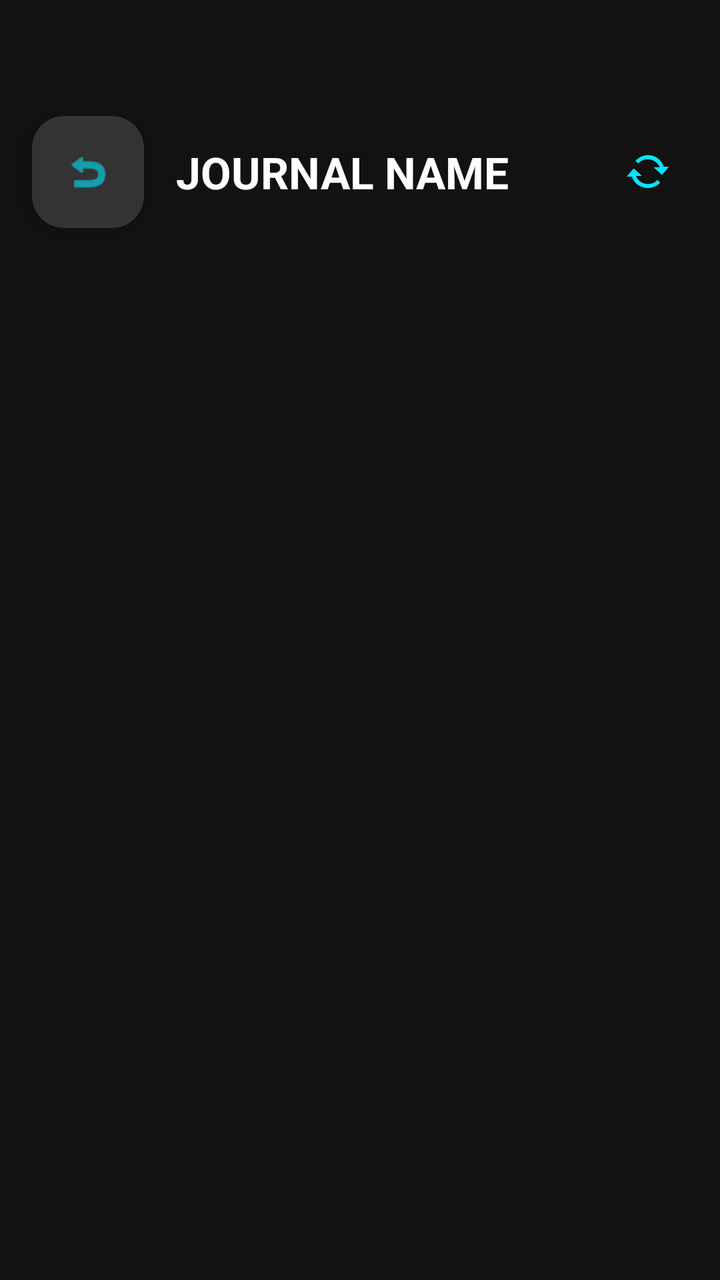
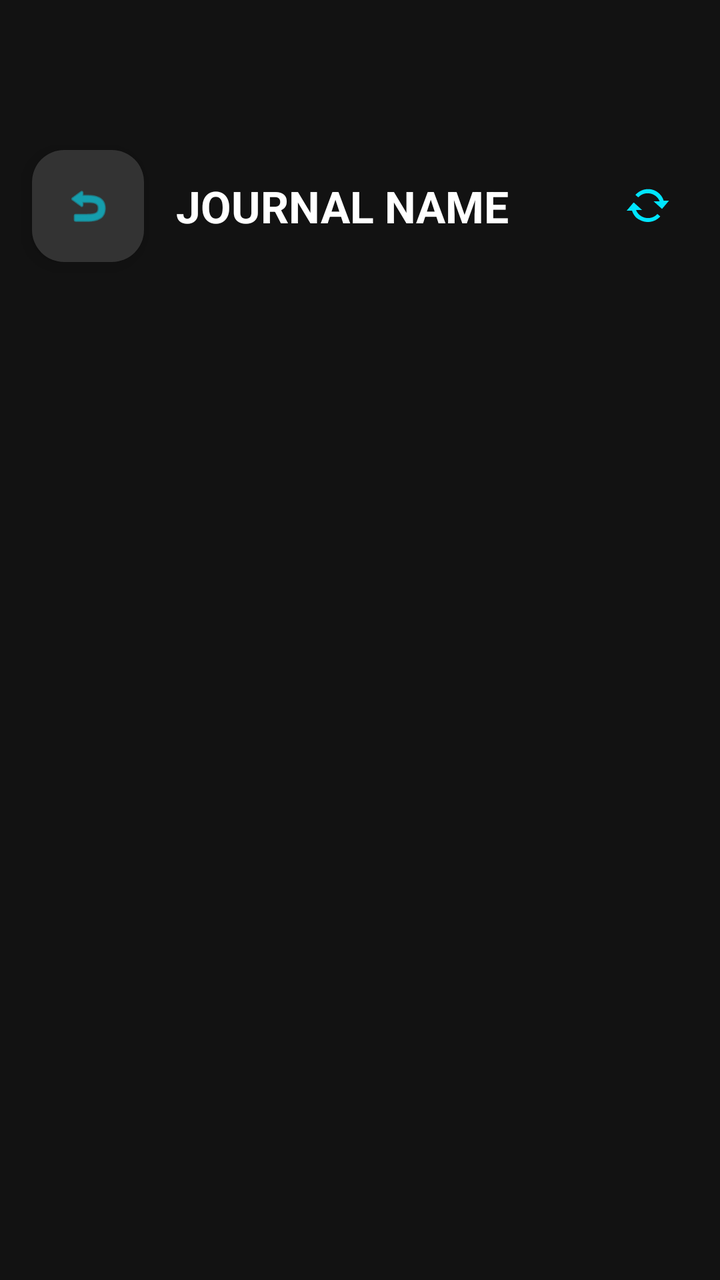

An Android layout rendered at two revisions. The XML below is the earlier revision; the diff shows what the commit changed to produce the second picture.
<!-- AndroidManifest.xml: application theme Theme.MBM -->
<!-- res/layout/activity_main.xml -->
<?xml version="1.0" encoding="utf-8"?>
<androidx.constraintlayout.widget.ConstraintLayout
    xmlns:android="http://schemas.android.com/apk/res/android"
    xmlns:app="http://schemas.android.com/apk/res-auto"
    xmlns:tools="http://schemas.android.com/tools"
    android:layout_width="match_parent"
    android:layout_height="match_parent"
    android:background="#121212"
    tools:context=".MainActivity">

    <androidx.constraintlayout.widget.Guideline
        android:id="@+id/ceiling_guideline"
        android:layout_width="wrap_content"
        android:layout_height="wrap_content"
        android:orientation="horizontal"
        app:layout_constraintGuide_begin="50dp" />

    <com.google.android.material.floatingactionbutton.FloatingActionButton
        android:id="@+id/fab_back_to_dashboard"
        android:layout_width="wrap_content"
        android:layout_height="wrap_content"
        android:layout_marginStart="16dp"
        android:layout_marginTop="8dp"
        app:backgroundTint="#333333"
        app:fabSize="mini"
        app:layout_constraintStart_toStartOf="parent"
        app:layout_constraintTop_toBottomOf="@id/ceiling_guideline"
        app:srcCompat="@android:drawable/ic_menu_revert"
        app:tint="#00E5FF" />

    <TextView
        android:id="@+id/tv_journal_title"
        android:layout_width="0dp"
        android:layout_height="wrap_content"
        android:layout_marginStart="16dp"
        android:layout_marginEnd="8dp"
        android:text="JOURNAL NAME"
        android:textColor="#FFFFFF"
        android:textSize="22sp"
        android:textStyle="bold"
        app:layout_constraintBottom_toBottomOf="@id/fab_back_to_dashboard"
        app:layout_constraintEnd_toStartOf="@id/btn_force_sync"
        app:layout_constraintStart_toEndOf="@id/fab_back_to_dashboard"
        app:layout_constraintTop_toTopOf="@id/fab_back_to_dashboard" />

    <ImageButton
        android:id="@+id/btn_force_sync"
        android:layout_width="40dp"
        android:layout_height="40dp"
        android:layout_marginEnd="16dp"
        android:background="?attr/selectableItemBackgroundBorderless"
        android:padding="8dp"
        android:scaleType="fitCenter"
        app:layout_constraintBottom_toBottomOf="@id/tv_journal_title"
        app:layout_constraintEnd_toEndOf="parent"
        app:layout_constraintTop_toTopOf="@id/tv_journal_title"
        app:srcCompat="@android:drawable/stat_notify_sync"
        app:tint="#00E5FF" />

    <androidx.recyclerview.widget.RecyclerView
        android:id="@+id/rv_calendar_grid"
        android:layout_width="0dp"
        android:layout_height="0dp"
        android:layout_marginTop="16dp"
        android:padding="2dp"
        android:clipToPadding="false"
        app:layoutManager="androidx.recyclerview.widget.GridLayoutManager"
        app:spanCount="3"
        app:layout_constraintBottom_toBottomOf="parent"
        app:layout_constraintEnd_toEndOf="parent"
        app:layout_constraintStart_toStartOf="parent"
        app:layout_constraintTop_toBottomOf="@id/fab_back_to_dashboard"
        tools:listitem="@layout/item_calendar_day" />

</androidx.constraintlayout.widget.ConstraintLayout>
<!-- res/layout/item_calendar_day.xml (included above) -->
<?xml version="1.0" encoding="utf-8"?>
<FrameLayout xmlns:android="http://schemas.android.com/apk/res/android"
    android:layout_width="match_parent"
    android:layout_height="120dp"
    android:layout_margin="2dp"
    android:background="#1A1A1A"
    android:clickable="true"
    android:focusable="true"
    android:foreground="?attr/selectableItemBackground">

    <ImageView
        android:id="@+id/iv_thumbnail"
        android:layout_width="match_parent"
        android:layout_height="match_parent"
        android:scaleType="centerCrop" />

    <View
        android:id="@+id/view_selection_overlay"
        android:layout_width="match_parent"
        android:layout_height="match_parent"
        android:background="#8000BCD4"
        android:visibility="gone" />

    <TextView
        android:id="@+id/tv_day_number"
        android:layout_width="wrap_content"
        android:layout_height="wrap_content"
        android:layout_gravity="top|start"
        android:padding="4dp"
        android:textColor="@android:color/white"
        android:textSize="12sp"
        android:textStyle="bold" />

    <ImageView
        android:id="@+id/iv_status_indicator"
        android:layout_width="24dp"
        android:layout_height="24dp"
        android:layout_gravity="bottom|end"
        android:layout_margin="4dp"
        android:src="@android:drawable/ic_media_play"
        android:visibility="gone" />

</FrameLayout>
<!-- resources referenced by this layout -->
<resources>
  <style name="Theme.MBM" parent="Base.Theme.MBM" />
  <style name="Base.Theme.MBM" parent="Theme.Material3.DayNight.NoActionBar">
          
          
      </style>
</resources>

<!-- the commit's change to res/layout/activity_main.xml (unified diff, before → after) -->
@@ -2,7 +2,7 @@
 <androidx.constraintlayout.widget.ConstraintLayout
     xmlns:android="http://schemas.android.com/apk/res/android"
     xmlns:app="http://schemas.android.com/apk/res-auto"
-    xmlns:tools="http://schemas.android.com/tools"
+    xmlns:tools="http://tools.android.com/tools"
     android:layout_width="match_parent"
     android:layout_height="match_parent"
     android:background="#121212"
@@ -20,7 +20,7 @@
         android:layout_width="wrap_content"
         android:layout_height="wrap_content"
         android:layout_marginStart="16dp"
-        android:layout_marginTop="8dp"
+        android:layout_marginTop="25dp"
         app:backgroundTint="#333333"
         app:fabSize="mini"
         app:layout_constraintStart_toStartOf="parent"
